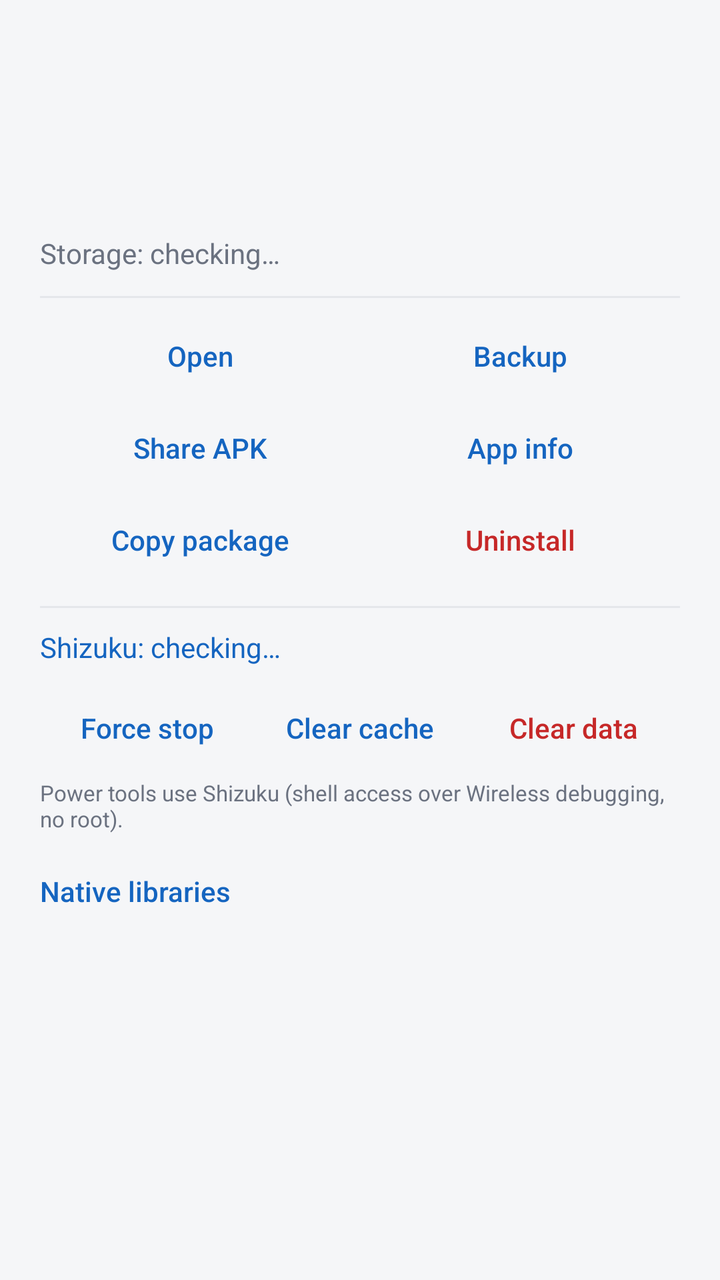
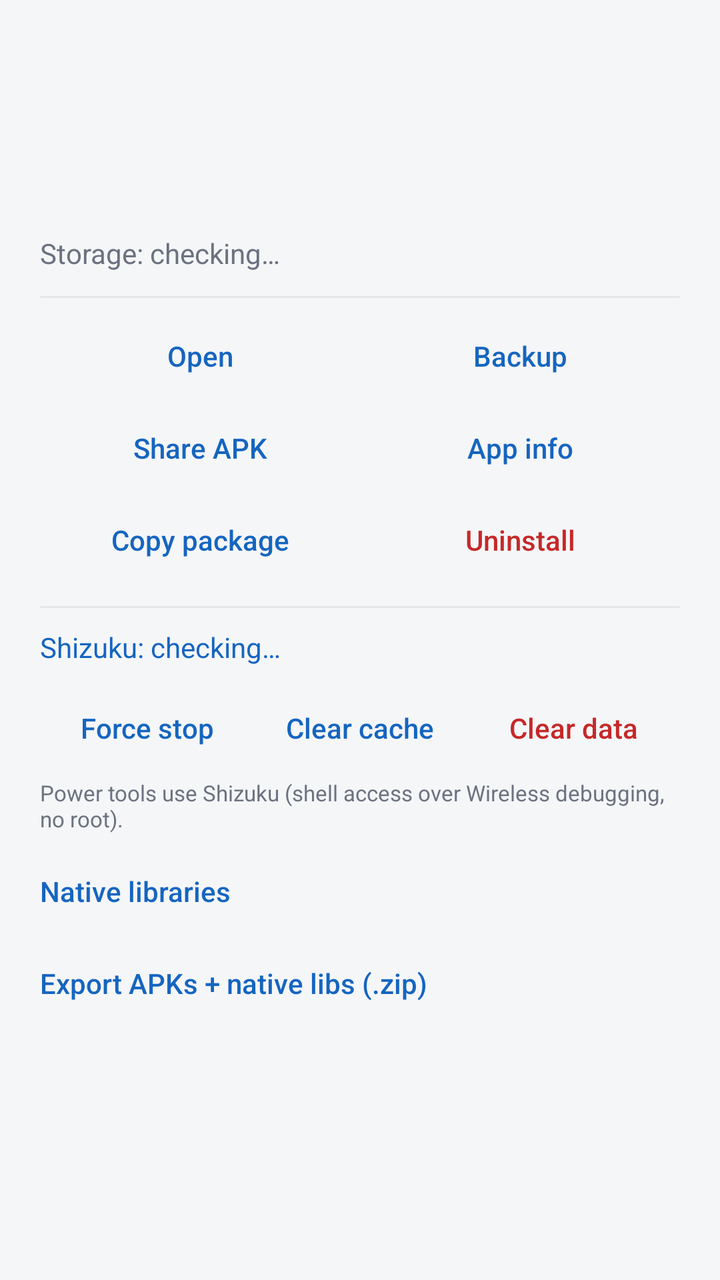

The first picture is an Android layout as it rendered before a commit; the second is the same layout after the commit. The layout source and the unified diff follow.
<!-- AndroidManifest.xml: application theme AppTheme -->
<!-- res/layout/dialog_details.xml -->
<?xml version="1.0" encoding="utf-8"?>
<ScrollView xmlns:android="http://schemas.android.com/apk/res/android"
    android:layout_width="match_parent"
    android:layout_height="wrap_content">

    <LinearLayout
        android:layout_width="match_parent"
        android:layout_height="wrap_content"
        android:orientation="vertical"
        android:paddingStart="20dp"
        android:paddingEnd="20dp"
        android:paddingTop="18dp"
        android:paddingBottom="8dp">

        <LinearLayout
            android:layout_width="match_parent"
            android:layout_height="wrap_content"
            android:gravity="center_vertical"
            android:orientation="horizontal">

            <ImageView
                android:id="@+id/d_icon"
                android:layout_width="56dp"
                android:layout_height="56dp"
                android:contentDescription="App icon" />

            <LinearLayout
                android:layout_width="0dp"
                android:layout_height="wrap_content"
                android:layout_marginStart="14dp"
                android:layout_weight="1"
                android:orientation="vertical">

                <TextView
                    android:id="@+id/d_name"
                    android:layout_width="match_parent"
                    android:layout_height="wrap_content"
                    android:ellipsize="end"
                    android:maxLines="1"
                    android:textColor="@color/text_primary"
                    android:textSize="20sp"
                    android:textStyle="bold" />

                <TextView
                    android:id="@+id/d_pkg"
                    android:layout_width="match_parent"
                    android:layout_height="wrap_content"
                    android:layout_marginTop="2dp"
                    android:ellipsize="end"
                    android:maxLines="1"
                    android:textColor="@color/text_secondary"
                    android:textSize="13sp" />
            </LinearLayout>
        </LinearLayout>

        <TextView
            android:id="@+id/d_info"
            android:layout_width="match_parent"
            android:layout_height="wrap_content"
            android:layout_marginTop="14dp"
            android:lineSpacingExtra="3dp"
            android:textColor="@color/text_primary"
            android:textSize="14sp" />

        <TextView
            android:id="@+id/d_sizes"
            android:layout_width="match_parent"
            android:layout_height="wrap_content"
            android:layout_marginTop="10dp"
            android:lineSpacingExtra="3dp"
            android:text="Storage: checking…"
            android:textColor="@color/text_secondary"
            android:textSize="14sp" />

        <Button
            android:id="@+id/d_usage_access"
            android:layout_width="match_parent"
            android:layout_height="42dp"
            android:layout_marginTop="4dp"
            android:background="?android:attr/selectableItemBackground"
            android:gravity="start|center_vertical"
            android:paddingStart="0dp"
            android:paddingEnd="0dp"
            android:text="Enable usage access to see data &amp; cache sizes"
            android:textAllCaps="false"
            android:textColor="@color/primary"
            android:textSize="13sp"
            android:visibility="gone" />

        <View
            android:layout_width="match_parent"
            android:layout_height="1dp"
            android:layout_marginTop="12dp"
            android:layout_marginBottom="6dp"
            android:background="@color/divider" />

        <LinearLayout
            android:layout_width="match_parent"
            android:layout_height="wrap_content"
            android:orientation="horizontal">

            <Button
                android:id="@+id/d_open"
                android:layout_width="0dp"
                android:layout_height="46dp"
                android:layout_weight="1"
                android:background="?android:attr/selectableItemBackground"
                android:minWidth="0dp"
                android:text="Open"
                android:textAllCaps="false"
                android:textColor="@color/primary" />

            <Button
                android:id="@+id/d_backup"
                android:layout_width="0dp"
                android:layout_height="46dp"
                android:layout_weight="1"
                android:background="?android:attr/selectableItemBackground"
                android:minWidth="0dp"
                android:text="Backup"
                android:textAllCaps="false"
                android:textColor="@color/primary" />
        </LinearLayout>

        <LinearLayout
            android:layout_width="match_parent"
            android:layout_height="wrap_content"
            android:orientation="horizontal">

            <Button
                android:id="@+id/d_share"
                android:layout_width="0dp"
                android:layout_height="46dp"
                android:layout_weight="1"
                android:background="?android:attr/selectableItemBackground"
                android:minWidth="0dp"
                android:text="Share APK"
                android:textAllCaps="false"
                android:textColor="@color/primary" />

            <Button
                android:id="@+id/d_appinfo"
                android:layout_width="0dp"
                android:layout_height="46dp"
                android:layout_weight="1"
                android:background="?android:attr/selectableItemBackground"
                android:minWidth="0dp"
                android:text="App info"
                android:textAllCaps="false"
                android:textColor="@color/primary" />
        </LinearLayout>

        <LinearLayout
            android:layout_width="match_parent"
            android:layout_height="wrap_content"
            android:orientation="horizontal">

            <Button
                android:id="@+id/d_copy"
                android:layout_width="0dp"
                android:layout_height="46dp"
                android:layout_weight="1"
                android:background="?android:attr/selectableItemBackground"
                android:minWidth="0dp"
                android:text="Copy package"
                android:textAllCaps="false"
                android:textColor="@color/primary" />

            <Button
                android:id="@+id/d_uninstall"
                android:layout_width="0dp"
                android:layout_height="46dp"
                android:layout_weight="1"
                android:background="?android:attr/selectableItemBackground"
                android:minWidth="0dp"
                android:text="Uninstall"
                android:textAllCaps="false"
                android:textColor="#C62828" />
        </LinearLayout>
        <View
            android:layout_width="match_parent"
            android:layout_height="1dp"
            android:layout_marginTop="10dp"
            android:layout_marginBottom="2dp"
            android:background="@color/divider" />

        <TextView
            android:id="@+id/d_shizuku_status"
            android:layout_width="match_parent"
            android:layout_height="wrap_content"
            android:background="?android:attr/selectableItemBackground"
            android:clickable="true"
            android:focusable="true"
            android:paddingTop="8dp"
            android:paddingBottom="8dp"
            android:text="Shizuku: checking…"
            android:textColor="@color/primary"
            android:textSize="14sp" />

        <LinearLayout
            android:layout_width="match_parent"
            android:layout_height="wrap_content"
            android:orientation="horizontal">

            <Button
                android:id="@+id/d_force_stop"
                android:layout_width="0dp"
                android:layout_height="46dp"
                android:layout_weight="1"
                android:background="?android:attr/selectableItemBackground"
                android:minWidth="0dp"
                android:paddingStart="2dp"
                android:paddingEnd="2dp"
                android:text="Force stop"
                android:textAllCaps="false"
                android:textColor="@color/primary"
                android:textSize="14sp" />

            <Button
                android:id="@+id/d_clear_cache"
                android:layout_width="0dp"
                android:layout_height="46dp"
                android:layout_weight="1"
                android:background="?android:attr/selectableItemBackground"
                android:minWidth="0dp"
                android:paddingStart="2dp"
                android:paddingEnd="2dp"
                android:text="Clear cache"
                android:textAllCaps="false"
                android:textColor="@color/primary"
                android:textSize="14sp" />

            <Button
                android:id="@+id/d_clear_data"
                android:layout_width="0dp"
                android:layout_height="46dp"
                android:layout_weight="1"
                android:background="?android:attr/selectableItemBackground"
                android:minWidth="0dp"
                android:paddingStart="2dp"
                android:paddingEnd="2dp"
                android:text="Clear data"
                android:textAllCaps="false"
                android:textColor="#C62828"
                android:textSize="14sp" />
        </LinearLayout>

        <TextView
            android:layout_width="match_parent"
            android:layout_height="wrap_content"
            android:paddingTop="2dp"
            android:paddingBottom="6dp"
            android:text="Power tools use Shizuku (shell access over Wireless debugging, no root)."
            android:textColor="@color/text_secondary"
            android:textSize="11sp" />

        <Button
            android:id="@+id/d_libs"
            android:layout_width="match_parent"
            android:layout_height="46dp"
            android:background="?android:attr/selectableItemBackground"
            android:gravity="start|center_vertical"
            android:minWidth="0dp"
            android:paddingStart="0dp"
            android:paddingEnd="0dp"
            android:text="Native libraries"
            android:textAllCaps="false"
            android:textColor="@color/primary"
            android:textSize="14sp" />
    </LinearLayout>
</ScrollView>
<!-- resources referenced by this layout -->
<resources>
  <color name="divider">#E5E7EB</color>
  <color name="primary">#1565C0</color>
  <color name="text_primary">#1A1A1A</color>
  <color name="text_secondary">#6B7280</color>
  <style name="AppTheme" parent="@android:style/Theme.Material.Light.NoActionBar">
          <item name="android:colorPrimary">@color/primary</item>
          <item name="android:colorPrimaryDark">@color/primary_dark</item>
          <item name="android:colorAccent">@color/primary</item>
          <item name="android:windowBackground">@color/bg</item>
          <item name="android:statusBarColor">@color/primary_dark</item>
          <item name="android:navigationBarColor">@color/bg</item>
          <item name="android:windowLightNavigationBar">true</item>
      </style>
  <color name="primary_dark">#0D47A1</color>
  <color name="bg">#F5F6F8</color>
</resources>

<!-- the commit's change to res/layout/dialog_details.xml (unified diff, before → after) -->
@@ -267,5 +267,19 @@
             android:textAllCaps="false"
             android:textColor="@color/primary"
             android:textSize="14sp" />
+
+        <Button
+            android:id="@+id/d_export"
+            android:layout_width="match_parent"
+            android:layout_height="46dp"
+            android:background="?android:attr/selectableItemBackground"
+            android:gravity="start|center_vertical"
+            android:minWidth="0dp"
+            android:paddingStart="0dp"
+            android:paddingEnd="0dp"
+            android:text="Export APKs + native libs (.zip)"
+            android:textAllCaps="false"
+            android:textColor="@color/primary"
+            android:textSize="14sp" />
     </LinearLayout>
 </ScrollView>
